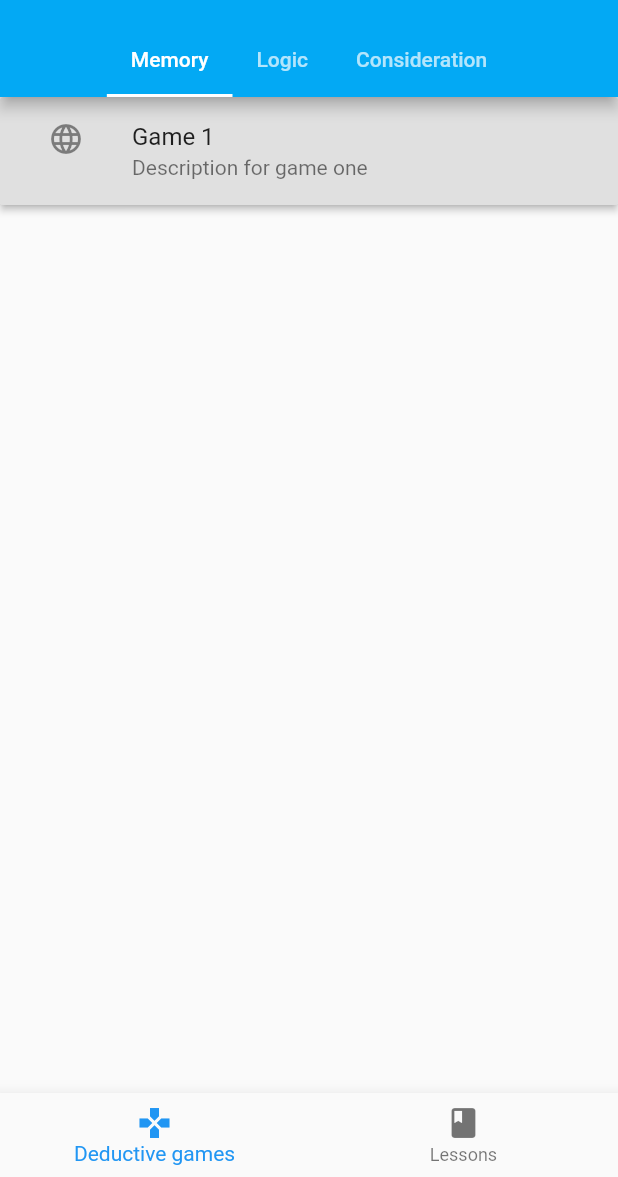
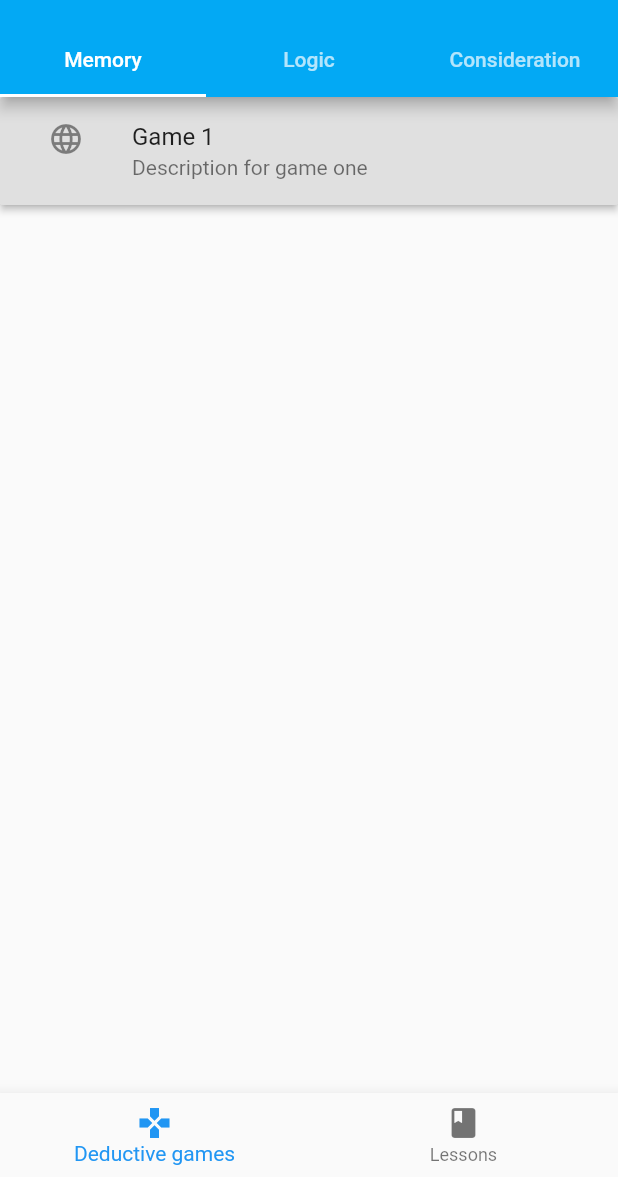
Before and after one commit to AlexBossss/kids_app, a Flutter app: the screen it shows after launch, on a phone screen of 412 x 824 dp, the part 59-1236 px from its top. Run offline on Flutter 3.47's test engine with Material 2 defaults, Android fonts, the phone set to English and light mode, and no system bars.

Commit message:
change state to statless for Deductive tab menu

```diff
--- a/lib/home/homapages/DeductiveGamePage.dart
+++ b/lib/home/homapages/DeductiveGamePage.dart
@@ -6,12 +6,7 @@ import 'dedgameslists/ConsiderationList.dart';
 import 'dedgameslists/LogicList.dart';
 import 'dedgameslists/MemoryList.dart';
 
-class DeductiveGamePage extends StatefulWidget {
-  @override
-  DeductiveGamePageState createState() => DeductiveGamePageState();
-}
-
-class DeductiveGamePageState extends State<DeductiveGamePage> {
+class DeductiveGamePage extends StatelessWidget {
   final String _title = 'D Games';
   final Color _color = Colors.lightBlue;
   final _dGameTabs = <Tab>[
--- a/lib/models/TabBarPage.dart
+++ b/lib/models/TabBarPage.dart
@@ -1,32 +1,14 @@
 import 'package:flutter/cupertino.dart';
 import 'package:flutter/material.dart';
 
-class TabBarPage extends StatefulWidget {
+class TabBarPage extends StatelessWidget {
   // ignore: non_constant_identifier_names
   final _Tabs;
-
-  // ignore: non_constant_identifier_names
-  final _Pages;
-  final String _title;
-  final Color _color;
-
-  TabBarPage(this._Tabs, this._Pages, this._title, this._color);
-
-  @override
-  TabBarPageState createState() =>
-      TabBarPageState(_Tabs, _Pages, _title, _color);
-}
-
-class TabBarPageState extends State<TabBarPage> {
-  // ignore: non_constant_identifier_names
-  final _Tabs;
-
-  // ignore: non_constant_identifier_names
   final _Pages;
   String _title;
   Color _color;
 
-  TabBarPageState(
+  TabBarPage(
       this._Tabs, this._Pages, String providedTitle, Color providedColor) {
     this._title = providedTitle;
     this._color = providedColor;
@@ -47,7 +29,7 @@ class TabBarPageState extends State<TabBarPage> {
                   //place for preferencesMenu
                 ]),
             bottom: TabBar(
-              isScrollable: true,
+              //isScrollable: true,
               indicatorColor: Colors.white,
               tabs: _Tabs,
             ),
```
